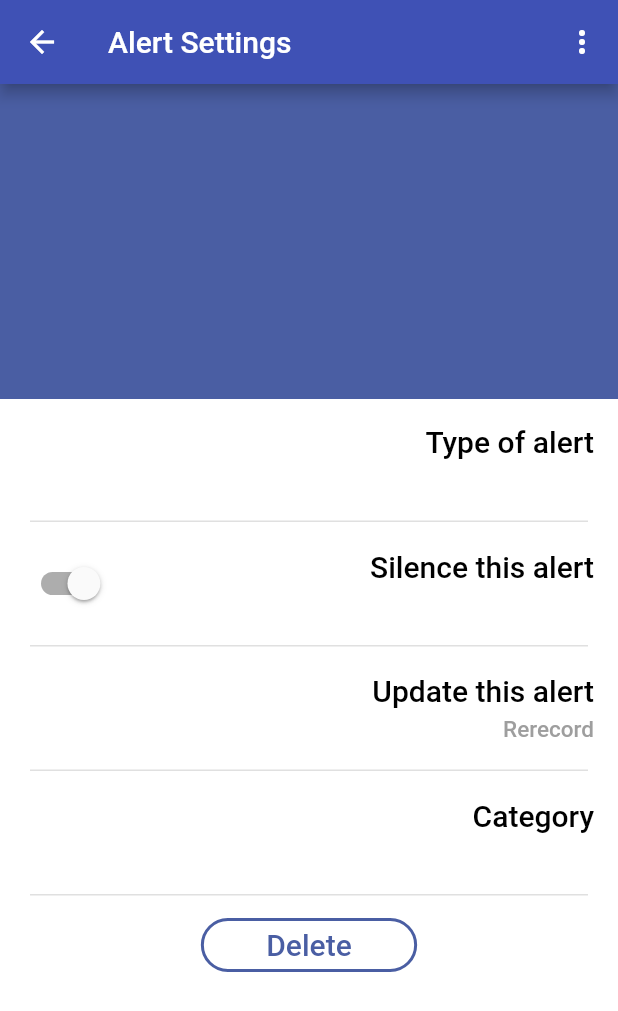
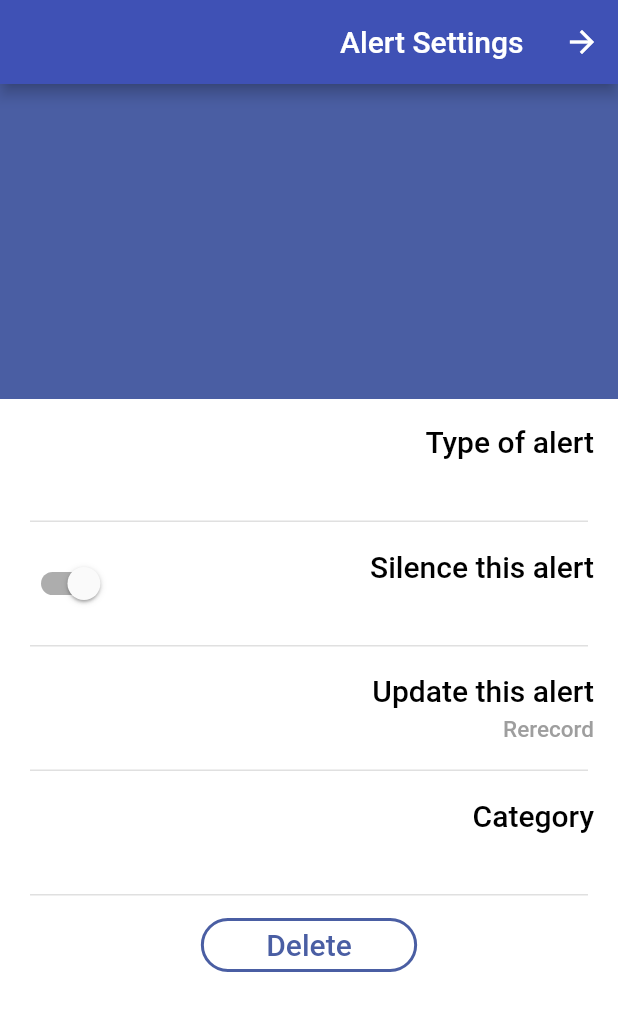
Before and after one commit to Synlock/vibe, a Flutter app: the AlertSettings screen opened by its route, on a phone screen of 412 x 824 dp. Shown: the top 1011 px of the screen. Run offline on Flutter 3.47's test engine with Material 2 defaults, Android fonts, the light colour scheme and no system bars; our stand-ins replace just_audio, permission_handler, stop_watch_timer; missing offline and left inert: audio_session, just_audio_web, record, record_web.

Commit message:
hebrew app bar, save new alert icons after record

```diff
--- a/lib/styles/appBar.dart
+++ b/lib/styles/appBar.dart
@@ -1,21 +1,37 @@
 import 'package:flutter/material.dart';
-import 'package:vibe/misc/tags.dart';
-import 'package:vibe/viewModel/appBarViewModel.dart';
 
-AppBar mainAppBar(String appBarText) {
+AppBar mainAppBar(BuildContext context, String appBarText) {
   return AppBar(
-    title: Text(appBarText),
+    automaticallyImplyLeading: false,
     actions: <Widget>[
-      PopupMenuButton<String>(
-        onSelected: handleMenuBtnItems,
-        itemBuilder: (BuildContext context) {
-          return {ADD_NEW_ALERT, SAVED_ALERTS, SETTINGS}.map((String choice) {
-            return PopupMenuItem<String>(
-              value: choice,
-              child: Text(choice),
-            );
-          }).toList();
+      // PopupMenuButton<String>(
+      //   onSelected: handleMenuBtnItems,
+      //   itemBuilder: (BuildContext context) {
+      //     return {ADD_NEW_ALERT, SAVED_ALERTS, SETTINGS}.map((String choice) {
+      //       return PopupMenuItem<String>(
+      //         value: choice,
+      //         child: Text(choice),
+      //       );
+      // }).toList();
+      // },
+      // ),
+      Padding(
+        padding: const EdgeInsets.only(right: 15.0),
+        child: Center(
+          child: Text(
+            appBarText,
+            style: const TextStyle(
+              fontSize: 20.0,
+              fontWeight: FontWeight.w500,
+            ),
+          ),
+        ),
+      ),
+      IconButton(
+        onPressed: () {
+          Navigator.pop(context);
         },
+        icon: const Icon(Icons.arrow_forward),
       ),
     ],
   );
--- a/lib/view/alertSettingsView.dart
+++ b/lib/view/alertSettingsView.dart
@@ -69,7 +69,7 @@ class _AlertSettingsState extends State<AlertSettings> {
   @override
   Widget build(BuildContext context) {
     return Scaffold(
-        appBar: mainAppBar(ALERT),
+        appBar: mainAppBar(context, ALERT),
         backgroundColor: Colors.white,
         body: SingleChildScrollView(
           child: Column(
--- a/lib/view/homepageView.dart
+++ b/lib/view/homepageView.dart
@@ -93,7 +93,7 @@ class _HomepageState extends State<Homepage> {
   @override
   Widget build(BuildContext context) {
     return Scaffold(
-      appBar: mainAppBar("Vibe"),
+      appBar: mainAppBar(context, "Vibe"),
       backgroundColor: indigoColor,
       body: Column(
         mainAxisAlignment: MainAxisAlignment.center,
--- a/lib/view/savedAlertsView.dart
+++ b/lib/view/savedAlertsView.dart
@@ -44,7 +44,7 @@ class _SavedAlertsState extends State<SavedAlerts> {
   @override
   Widget build(BuildContext context) {
     return Scaffold(
-      appBar: mainAppBar(SAVED_ALERTS),
+      appBar: mainAppBar(context, SAVED_ALERTS),
       body: SingleChildScrollView(
         scrollDirection: Axis.vertical,
         child: Center(
--- a/lib/view/settingsView.dart
+++ b/lib/view/settingsView.dart
@@ -77,7 +77,7 @@ class _SettingsState extends State<Settings> {
   @override
   Widget build(BuildContext context) {
     return Scaffold(
-      appBar: mainAppBar(SETTINGS),
+      appBar: mainAppBar(context, SETTINGS),
       body: Column(
         children: [
           Stack(
--- a/lib/viewmodel/savedAlertsViewModel.dart
+++ b/lib/viewmodel/savedAlertsViewModel.dart
@@ -61,7 +61,7 @@ Future<void> populateAlertsList(String? path) async {
 Future<void> setAlertData(
   String alertName,
   CategoryData alertCategory,
-//  IconData alertIcon,
+  IconData alertIcon,
 ) async {
   AlertData alertToChange = getAlerts()![getAlerts()!.length - 1];
   //Duration? duration = await audioPlayer.setUrl(alertToChange.alertPath);
@@ -69,7 +69,7 @@ Future<void> setAlertData(
   alertToChange.alertId = getAlerts()!.length - 1;
   alertToChange.alertName = alertName;
   alertToChange.alertCategory = alertCategory;
-  alertToChange.alertIcon = getAlertIcons[3].codePoint;
+  alertToChange.alertIcon = alertIcon.codePoint;
   //alertToChange.alertDuration = duration!.inSeconds;
   alertToChange.alertPath =
       Directory(getPathToRecordings()).listSync()[getAlerts()!.length - 1].path;
```
Also changed, not shown: lib/view/addNewAlertView.dart (+10 -2 lines), lib/view/saveNewAlertPopupView.dart (+40 -15 lines).
